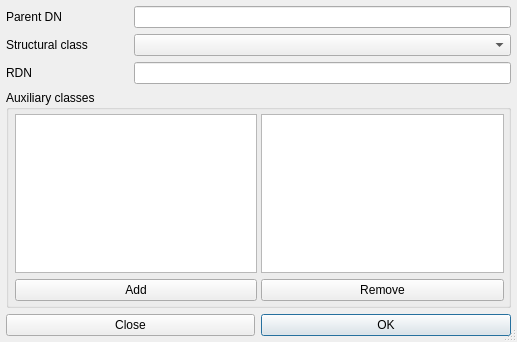
This is editor/ldapnewentrydialog.ui in Shcherbich/QLdapEditor as Qt 5 draws it before an edit. The edited form follows.
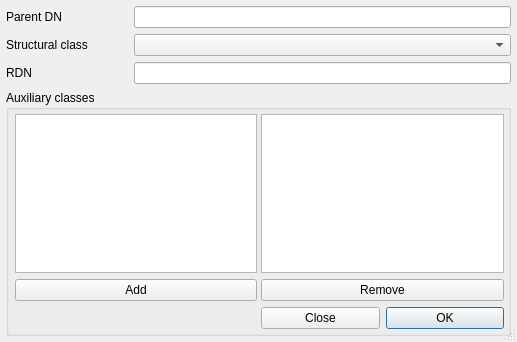
This is the edited form.

Commit message: New entry dialog - stabilization #58 - update CLdapNewEntityDialog UI - update code for move items between all auxiliary classes and entity auxiliary classes - some update code version 0.5.42

```diff
--- a/editor/ldapnewentrydialog.ui
+++ b/editor/ldapnewentrydialog.ui
@@ -45,32 +45,9 @@
        </property>
       </widget>
      </item>
-     <item row="8" column="0" colspan="2">
-      <widget class="QPushButton" name="closeButton">
-       <property name="text">
-        <string>Close</string>
-       </property>
-       <property name="autoDefault">
-        <bool>false</bool>
-       </property>
-       <property name="default">
-        <bool>false</bool>
-       </property>
-      </widget>
-     </item>
      <item row="3" column="1" colspan="3">
       <widget class="QLineEdit" name="rdnEdit"/>
      </item>
-     <item row="8" column="2" colspan="2">
-      <widget class="QPushButton" name="okButton">
-       <property name="text">
-        <string>OK</string>
-       </property>
-       <property name="default">
-        <bool>true</bool>
-       </property>
-      </widget>
-     </item>
      <item row="1" column="0">
       <widget class="QLabel" name="label_2">
        <property name="text">
@@ -137,6 +114,51 @@
           </property>
          </widget>
         </item>
+        <item row="2" column="1">
+         <layout class="QHBoxLayout" name="horizontalLayout">
+          <property name="spacing">
+           <number>6</number>
+          </property>
+          <property name="bottomMargin">
+           <number>0</number>
+          </property>
+          <item>
+           <widget class="QPushButton" name="closeButton">
+            <property name="sizePolicy">
+             <sizepolicy hsizetype="Preferred" vsizetype="Fixed">
+              <horstretch>0</horstretch>
+              <verstretch>0</verstretch>
+             </sizepolicy>
+            </property>
+            <property name="text">
+             <string>Close</string>
+            </property>
+            <property name="autoDefault">
+             <bool>false</bool>
+            </property>
+            <property name="default">
+             <bool>false</bool>
+            </property>
+           </widget>
+          </item>
+          <item>
+           <widget class="QPushButton" name="okButton">
+            <property name="sizePolicy">
+             <sizepolicy hsizetype="Preferred" vsizetype="Fixed">
+              <horstretch>0</horstretch>
+              <verstretch>0</verstretch>
+             </sizepolicy>
+            </property>
+            <property name="text">
+             <string>OK</string>
+            </property>
+            <property name="default">
+             <bool>true</bool>
+            </property>
+           </widget>
+          </item>
+         </layout>
+        </item>
        </layout>
       </widget>
      </item>
```
Left out of the diff: 24 changed lines with no effect on the pictures. The commit also changes 7 other files.
